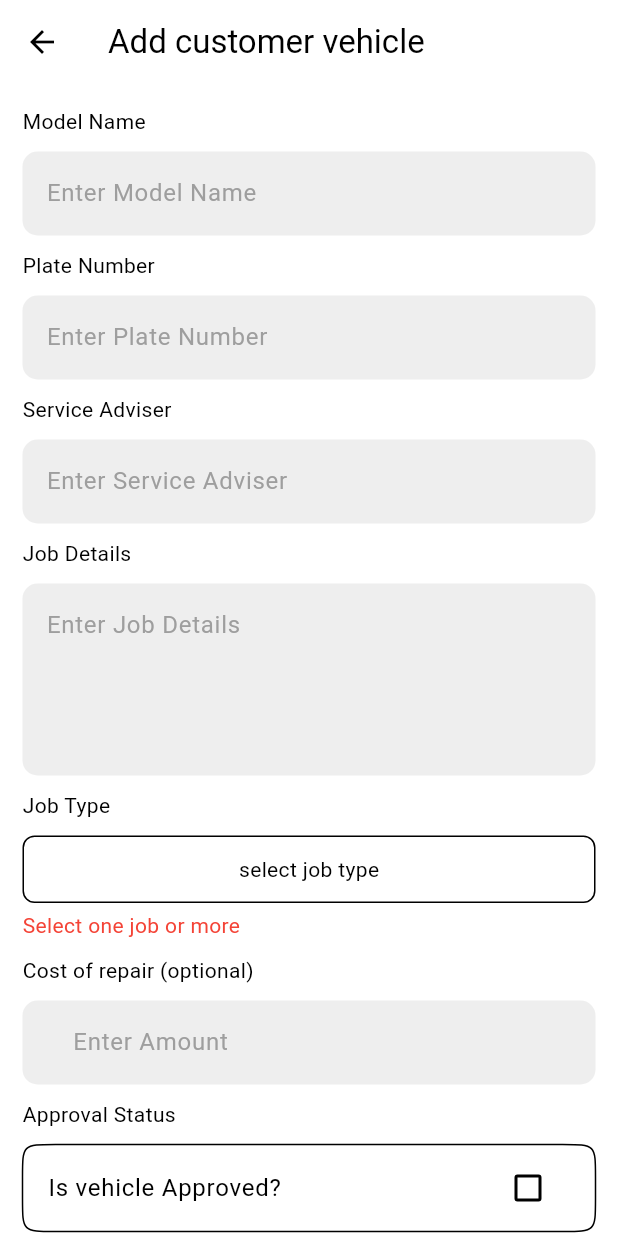
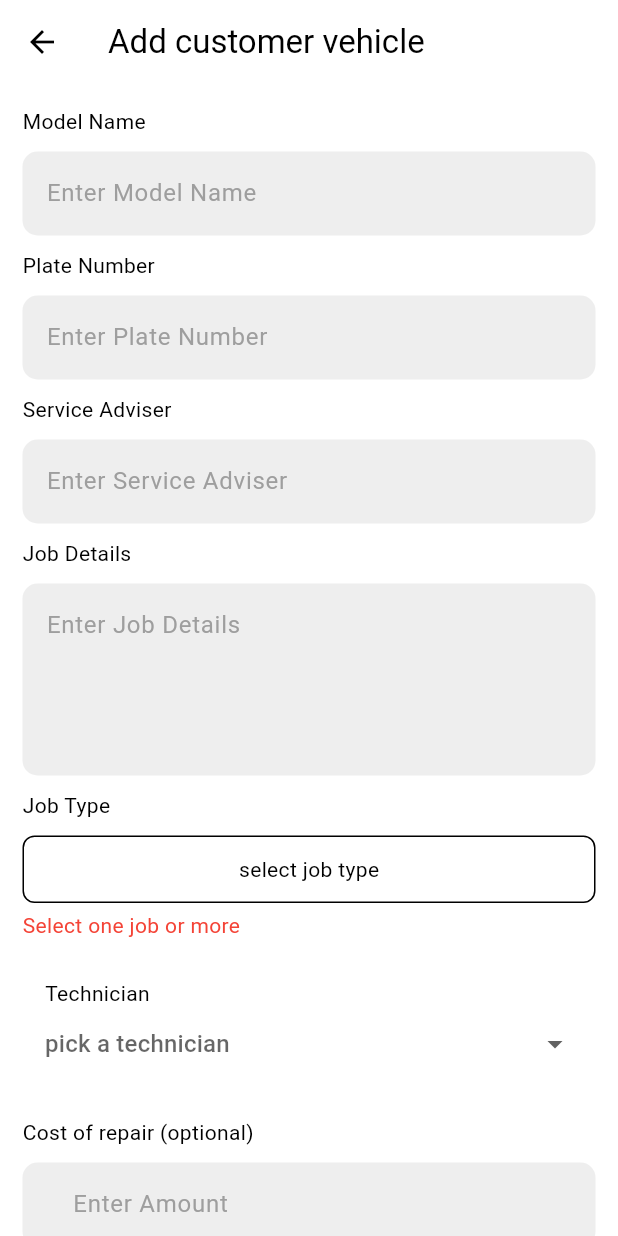
Before and after one commit to Victor-chiemerie/Solomento-records, a Flutter app: the AddCarPage screen opened directly with empty values, on a phone screen of 412 x 824 dp. Run offline on Flutter 3.47's test engine with Material 3 defaults, Android fonts, the phone set to English and light mode, and no system bars; our stand-ins replace bloc, cloud_firestore, equatable, firebase_auth, firebase_core, flutter_bloc; accounts and stored records are empty.

Commit message:
enable saving and fetching of technician property

```diff
--- a/lib/UI/cars/add_car_page.dart
+++ b/lib/UI/cars/add_car_page.dart
@@ -31,6 +31,20 @@ class _AddCarPageState extends State<AddCarPage> {
   final paidAmountController = TextEditingController();
   final repairDetailsController = TextEditingController();
 
+  final technicians = [
+    'Stanley',
+    'OJ',
+    'Ebube',
+    'Chika',
+    'Leo',
+    'Adewale',
+    'Peter',
+    'Nonso',
+    'Uche',
+    'Emma',
+    'Family man',
+  ];
+
   final jobTypes = [
     'Mechanical',
     'Electrical',
@@ -42,6 +56,7 @@ class _AddCarPageState extends State<AddCarPage> {
   bool? isRepaired = false;
   bool? isDeparted = false;
   List<String> selectedJobTypes = [];
+  String? selectedTechnician; // Variable to store the technician
   late Car car;
 
   @override
@@ -201,6 +216,33 @@ class _AddCarPageState extends State<AddCarPage> {
 
                   const SizedBox(height: 10),
 
+                  Padding(
+                    padding: const EdgeInsets.all(15),
+                    child: Column(
+                      crossAxisAlignment: CrossAxisAlignment.start,
+                      children: [
+                        const Text(
+                          "Technician",
+                        ),
+                        DropdownButtonHideUnderline(
+                          child: DropdownButton(
+                            value: selectedTechnician,
+                            isExpanded: true,
+                            hint: const Text(
+                              'pick a technician',
+                            ),
+                            items: technicians.map(technicianList).toList(),
+                            onChanged: (value) {
+                              setState(() => selectedTechnician = value);
+                            },
+                          ),
+                        ),
+                      ],
+                    ),
+                  ),
+
+                  const SizedBox(height: 10),
+
                   // Cost
                   const Text('Cost of repair (optional)'),
                   const SizedBox(height: 10),
@@ -316,6 +358,9 @@ class _AddCarPageState extends State<AddCarPage> {
                         car.modelName = modelNameController.text;
                         car.plateNumber = plateNumberController.text;
                         car.serviceAdviser = serviceAdviserController.text;
+                        car.technician = (selectedTechnician != null)
+                            ? selectedTechnician!
+                            : car.technician;
                         car.arrivalDate = DateTime.now();
                         car.jobDetails = jobDetailsController.text;
                         car.jobType = selectedJobTypes;
@@ -370,6 +415,13 @@ class _AddCarPageState extends State<AddCarPage> {
     );
   }
 
+  DropdownMenuItem technicianList(String technician) => DropdownMenuItem(
+        value: technician,
+        child: Text(
+          technician,
+        ),
+      );
+
   // join array variables
   String joinArrayContents(List<dynamic> array) {
     return array.join(', ');
--- a/lib/UI/cars/edit_car_page.dart
+++ b/lib/UI/cars/edit_car_page.dart
@@ -455,7 +455,6 @@ class _EditCarPageState extends State<EditCarPage> {
                                     DateTime.utc(1999, 7, 20, 20, 18, 04)))
                             ? DateTime.now()
                             : newCar.approvalDate;
-                        // ................
                         newCar.paymentStatus =
                             (amountPaid >= parseDouble(costController.text))
                                 ? "Complete"
--- a/packages/record_repo/lib/src/models/car_model.dart
+++ b/packages/record_repo/lib/src/models/car_model.dart
@@ -54,7 +54,7 @@ class Car extends Equatable {
     plateNumber: "",
     picture: "",
     serviceAdviser: "",
-    technician: "Stanley",
+    technician: "",
     arrivalDate: DateTime.now(),
     jobDetails: "",
     jobType: const [],
```
